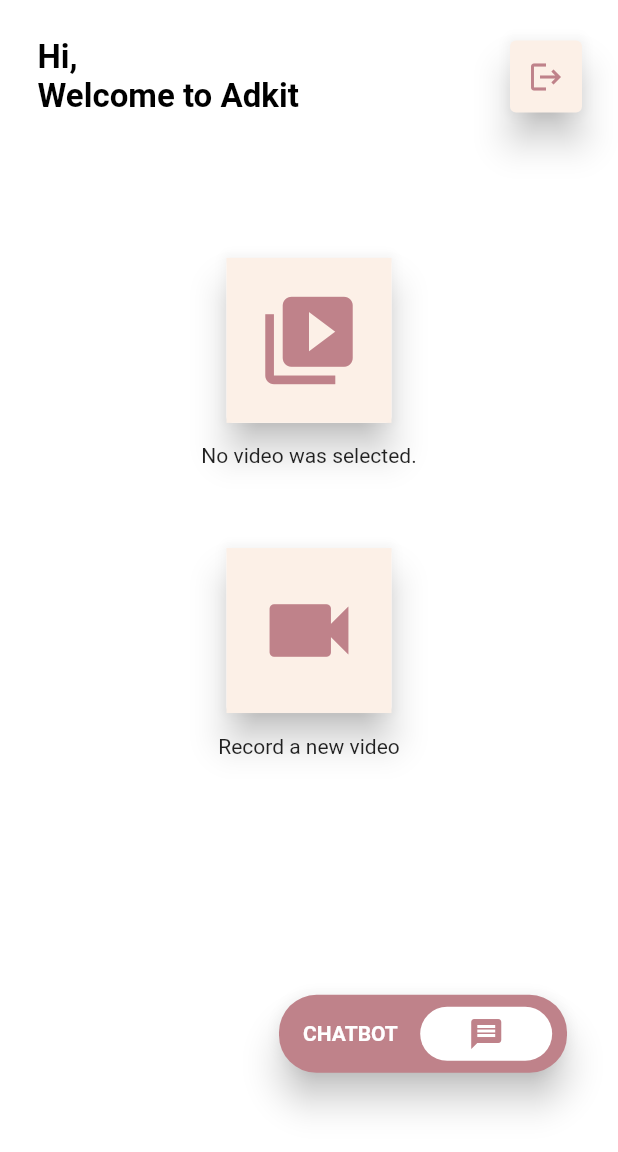
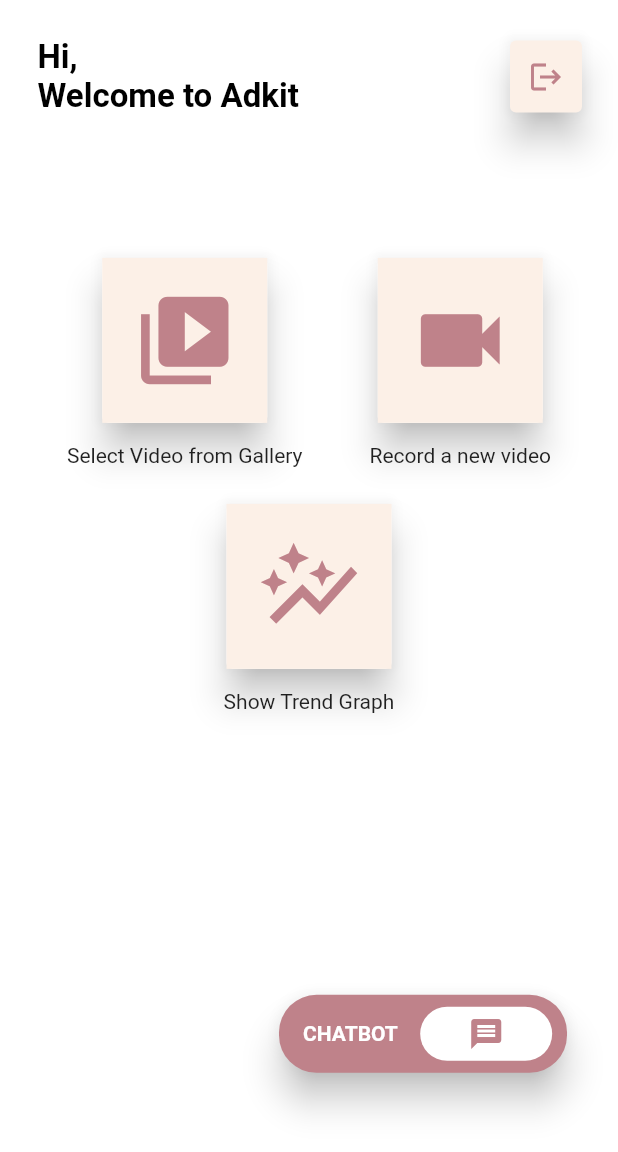
Before and after one commit to Soupaul/app-ADKit-meity, a Flutter app: the HomePage screen opened directly, after a tap on the "video collection" icon, on a phone screen of 412 x 824 dp. Shown: the top 1152 px of the screen. Run offline on Flutter 3.47's test engine with Material 2 defaults, Android fonts, the phone set to English and light mode, and no system bars; our stand-ins replace avatar_glow, cloud_firestore, firebase_auth, firebase_core, firebase_storage, fl_chart and 8 more; missing offline and left inert: customgauge; accounts and stored records are empty; project files that could hold a hidden picture were left out.

Commit message:
[+] Button to show trend graph

```diff
--- a/lib/ui/home.dart
+++ b/lib/ui/home.dart
@@ -30,9 +30,9 @@ class _HomePageState extends State<HomePage> {
     final result = await _imagePicker.pickVideo(source: ImageSource.gallery);
 
     if (result == null) {
-      setState(() {
-        firstButtonText = 'No video was selected.';
-      });
+      // setState(() {
+      //   firstButtonText = 'No video was selected.';
+      // });
       return;
     }
 
@@ -263,7 +263,12 @@ class _HomePageState extends State<HomePage> {
                   SizedBox(
                     height: height * .08,
                   ),
-                  GestureDetector(
+                  Row(
+                    mainAxisAlignment: MainAxisAlignment.spaceEvenly,
+                    children: [
+                      Column(
+                        children: [
+                          InkWell(
                             onTap: () {
                               _selectAndUploadVideo();
                               // _showGauge(10);
@@ -288,13 +293,12 @@ class _HomePageState extends State<HomePage> {
                             height: 10,
                           ),
                           Text(firstButtonText),
-                  SizedBox(
-                    height: height * 0.06,
+                        ],
                       ),
-                  GestureDetector(
+                      Column(
+                        children: [
+                          InkWell(
                             onTap: () {
-                      // _getAPiResponse();
-
                               _recordVideo();
                             },
                             child: Card(
@@ -314,9 +318,53 @@ class _HomePageState extends State<HomePage> {
                             height: 10,
                           ),
                           Text(secondButtonText),
+                        ],
+                      ),
+                    ],
+                  ),
                   SizedBox(
-                    height: height * .05,
+                    height: 20,
                   ),
+                  Row(
+                    mainAxisAlignment: MainAxisAlignment.spaceEvenly,
+                    children: [
+                      Column(
+                        children: [
+                          InkWell(
+                            onTap: () {
+                              Navigator.of(context).push(
+                                MaterialPageRoute(
+                                    builder: (context) => TrendGraph()),
+                              );
+                            },
+                            child: Card(
+                              elevation: 10,
+                              child: Container(
+                                color: Theme.of(context).accentColor,
+                                padding: EdgeInsets.all(20),
+                                child: Icon(
+                                  Icons.auto_graph,
+                                  color: Color(0xFFBF828A),
+                                  size: 70,
+                                ),
+                              ),
+                            ),
+                          ),
+                          SizedBox(
+                            height: 10,
+                          ),
+                          Text("Show Trend Graph"),
+                        ],
+                      ),
+                    ],
+                  ),
+                  // SizedBox(
+                  //   height: height * 0.06,
+                  // ),
+
+                  // SizedBox(
+                  //   height: height * .05,
+                  // ),
                   _uploadTask != null
                       ? _uploadStatus(_uploadTask!)
                       : Offstage(),
```
Also changed, not shown: lib/ui/trend_graph.dart (+26 -6 lines). Lines whose indentation alone changed are shown as unchanged.
